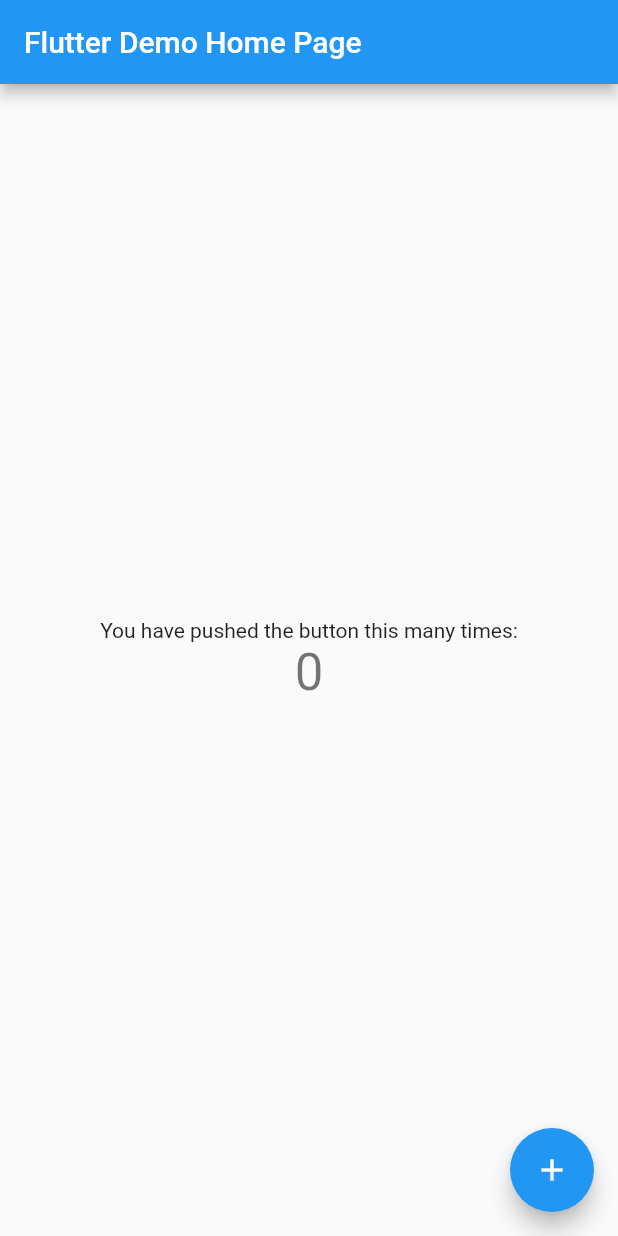
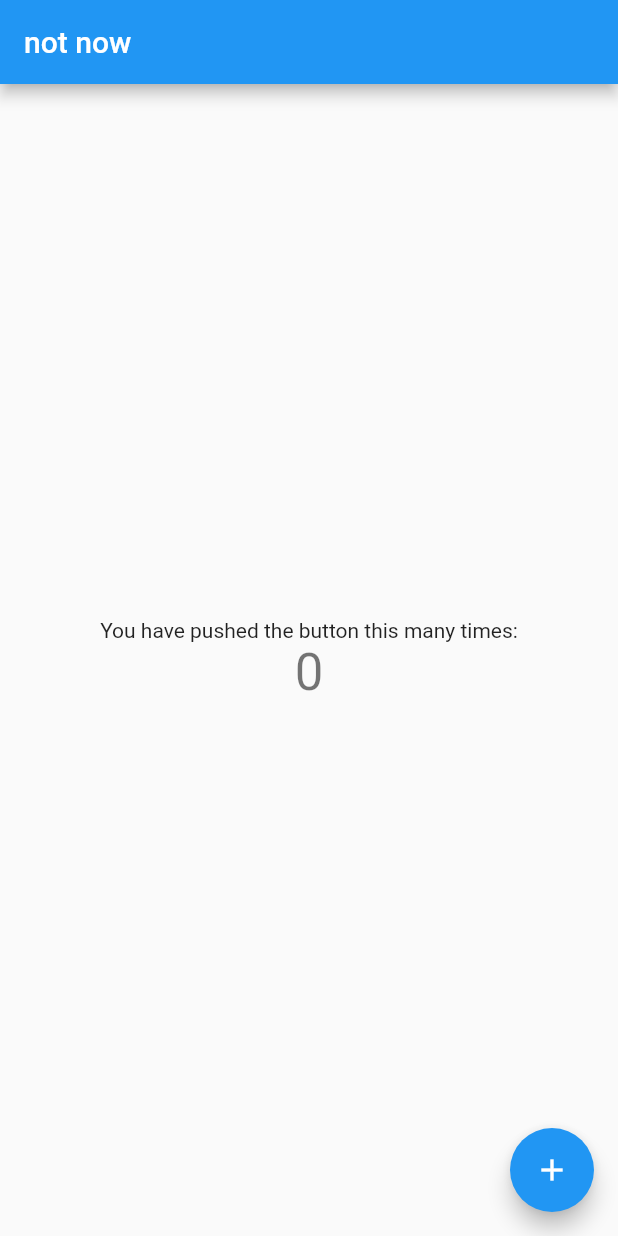
Before and after one commit to Muhammad-Rizwan-Shafiq/checking, a Flutter app: the screen it shows after launch, on a phone screen of 412 x 824 dp. Run offline on Flutter 3.47's test engine with Material 2 defaults, Android fonts, the phone set to English and light mode, and no system bars.

Commit message:
Nice man

```diff
--- a/lib/main.dart
+++ b/lib/main.dart
@@ -24,7 +24,7 @@ class MyApp extends StatelessWidget {
         // is not restarted.
         primarySwatch: Colors.blue,
       ),
-      home: const MyHomePage(title: 'Flutter Demo Home Page'),
+      home: const MyHomePage(title: 'not now'),
     );
   }
 }
```
